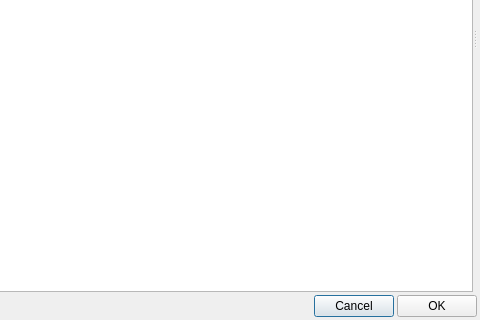
Old version of the form Tools/Editor/assetmanager/import/assetmanagerimporterdialog.ui in the repository marcellfischbach/CobaltSKY; both pictures show x 270 to 750 and y 219 to 539 of the 750 by 539 pixel window.
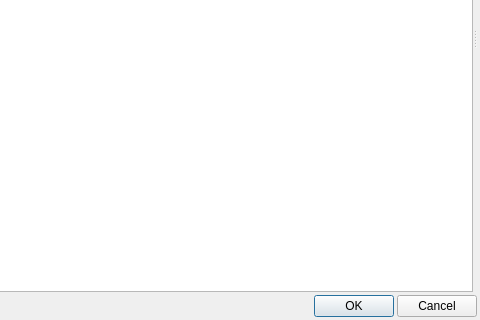
New version of the form.

```diff
--- a/Tools/Editor/assetmanager/import/assetmanagerimporterdialog.ui
+++ b/Tools/Editor/assetmanager/import/assetmanagerimporterdialog.ui
@@ -70,16 +70,16 @@
       </spacer>
      </item>
      <item>
-      <widget class="QPushButton" name="pbCancel">
+      <widget class="QPushButton" name="pbOK">
        <property name="text">
-        <string>Cancel</string>
+        <string>OK</string>
        </property>
       </widget>
      </item>
      <item>
-      <widget class="QPushButton" name="pbOK">
+      <widget class="QPushButton" name="pbCancel">
        <property name="text">
-        <string>OK</string>
+        <string>Cancel</string>
        </property>
       </widget>
      </item>
```
